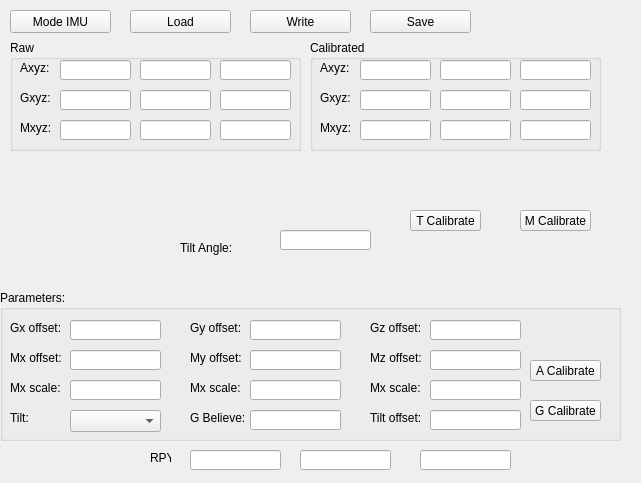
tuannv-github/PIFer, file software/GCSQt/mode_imu.ui: the form before one commit.
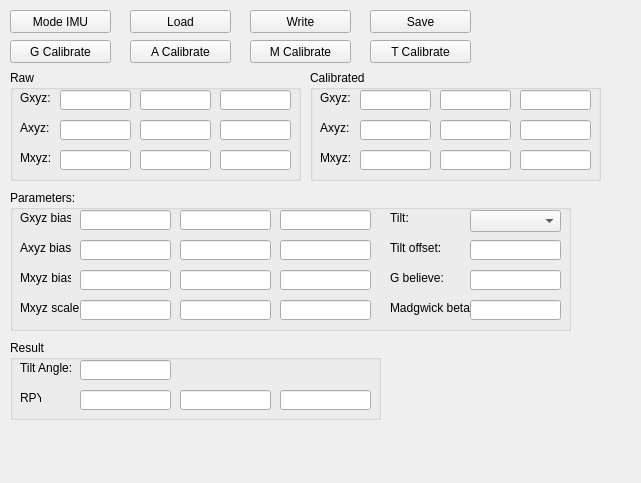
The form after the commit.

Commit message: add madgwick filter

```diff
--- a/software/GCSQt/mode_imu.ui
+++ b/software/GCSQt/mode_imu.ui
@@ -17,7 +17,7 @@
    <property name="geometry">
     <rect>
      <x>10</x>
-     <y>40</y>
+     <y>70</y>
      <width>291</width>
      <height>111</height>
     </rect>
@@ -72,7 +72,7 @@
     <property name="geometry">
      <rect>
       <x>130</x>
-      <y>20</y>
+      <y>50</y>
       <width>71</width>
       <height>20</height>
      </rect>
@@ -82,7 +82,7 @@
     <property name="geometry">
      <rect>
       <x>50</x>
-      <y>20</y>
+      <y>50</y>
       <width>71</width>
       <height>20</height>
      </rect>
@@ -92,7 +92,7 @@
     <property name="geometry">
      <rect>
       <x>210</x>
-      <y>20</y>
+      <y>50</y>
       <width>71</width>
       <height>20</height>
      </rect>
@@ -102,7 +102,7 @@
     <property name="geometry">
      <rect>
       <x>10</x>
-      <y>20</y>
+      <y>50</y>
       <width>31</width>
       <height>16</height>
      </rect>
@@ -115,7 +115,7 @@
     <property name="geometry">
      <rect>
       <x>50</x>
-      <y>50</y>
+      <y>20</y>
       <width>71</width>
       <height>20</height>
      </rect>
@@ -125,7 +125,7 @@
     <property name="geometry">
      <rect>
       <x>210</x>
-      <y>50</y>
+      <y>20</y>
       <width>71</width>
       <height>20</height>
      </rect>
@@ -135,7 +135,7 @@
     <property name="geometry">
      <rect>
       <x>10</x>
-      <y>50</y>
+      <y>20</y>
       <width>31</width>
       <height>16</height>
      </rect>
@@ -148,7 +148,7 @@
     <property name="geometry">
      <rect>
       <x>130</x>
-      <y>50</y>
+      <y>20</y>
       <width>71</width>
       <height>20</height>
      </rect>
@@ -171,10 +171,10 @@
   <widget class="QGroupBox" name="groupBox_6">
    <property name="geometry">
     <rect>
-     <x>0</x>
-     <y>290</y>
-     <width>621</width>
-     <height>151</height>
+     <x>10</x>
+     <y>190</y>
+     <width>561</width>
+     <height>141</height>
     </rect>
    </property>
    <property name="title">
@@ -183,8 +183,8 @@
    <widget class="QLineEdit" name="tb_gbelieve">
     <property name="geometry">
      <rect>
-      <x>250</x>
-      <y>120</y>
+      <x>460</x>
+      <y>80</y>
       <width>91</width>
       <height>20</height>
      </rect>
@@ -193,8 +193,8 @@
    <widget class="QLineEdit" name="tb_my_scale">
     <property name="geometry">
      <rect>
-      <x>250</x>
-      <y>90</y>
+      <x>170</x>
+      <y>110</y>
       <width>91</width>
       <height>20</height>
      </rect>
@@ -203,70 +203,57 @@
    <widget class="QLabel" name="label_27">
     <property name="geometry">
      <rect>
-      <x>190</x>
-      <y>120</y>
+      <x>380</x>
+      <y>80</y>
       <width>61</width>
       <height>16</height>
      </rect>
     </property>
     <property name="text">
-     <string>G Believe:</string>
+     <string>G believe:</string>
     </property>
    </widget>
    <widget class="QLabel" name="label_46">
     <property name="geometry">
      <rect>
       <x>10</x>
-      <y>90</y>
-      <width>51</width>
+      <y>110</y>
+      <width>61</width>
       <height>16</height>
      </rect>
     </property>
     <property name="text">
-     <string>Mx scale:</string>
+     <string>Mxyz scale:</string>
     </property>
    </widget>
    <widget class="QLabel" name="label_39">
     <property name="geometry">
      <rect>
       <x>10</x>
-      <y>60</y>
+      <y>80</y>
       <width>51</width>
       <height>16</height>
      </rect>
     </property>
     <property name="text">
-     <string>Mx offset:</string>
-    </property>
-   </widget>
-   <widget class="QLabel" name="label_45">
-    <property name="geometry">
-     <rect>
-      <x>370</x>
-      <y>90</y>
-      <width>51</width>
-      <height>16</height>
-     </rect>
-    </property>
-    <property name="text">
-     <string>Mx scale:</string>
+     <string>Mxyz bias:</string>
     </property>
    </widget>
    <widget class="QLineEdit" name="tb_mz_scale">
     <property name="geometry">
      <rect>
-      <x>430</x>
-      <y>90</y>
+      <x>270</x>
+      <y>110</y>
       <width>91</width>
       <height>20</height>
      </rect>
     </property>
    </widget>
-   <widget class="QLineEdit" name="tb_gx_offset">
+   <widget class="QLineEdit" name="tb_gx_bias">
     <property name="geometry">
      <rect>
       <x>70</x>
-      <y>30</y>
+      <y>20</y>
       <width>91</width>
       <height>20</height>
      </rect>
@@ -275,8 +262,8 @@
    <widget class="QLineEdit" name="tb_my_bias">
     <property name="geometry">
      <rect>
-      <x>250</x>
-      <y>60</y>
+      <x>170</x>
+      <y>80</y>
       <width>91</width>
       <height>20</height>
      </rect>
@@ -285,44 +272,18 @@
    <widget class="QLineEdit" name="tb_mz_bias">
     <property name="geometry">
      <rect>
-      <x>430</x>
-      <y>60</y>
+      <x>270</x>
+      <y>80</y>
       <width>91</width>
       <height>20</height>
      </rect>
     </property>
    </widget>
-   <widget class="QLabel" name="label_23">
-    <property name="geometry">
-     <rect>
-      <x>190</x>
-      <y>30</y>
-      <width>51</width>
-      <height>16</height>
-     </rect>
-    </property>
-    <property name="text">
-     <string>Gy offset:</string>
-    </property>
-   </widget>
-   <widget class="QLabel" name="label_42">
-    <property name="geometry">
-     <rect>
-      <x>370</x>
-      <y>60</y>
-      <width>51</width>
-      <height>16</height>
-     </rect>
-    </property>
-    <property name="text">
-     <string>Mz offset:</string>
-    </property>
-   </widget>
    <widget class="QLineEdit" name="tb_angle_adjust">
     <property name="geometry">
      <rect>
-      <x>430</x>
-      <y>120</y>
+      <x>460</x>
+      <y>50</y>
       <width>91</width>
       <height>20</height>
      </rect>
@@ -332,7 +293,7 @@
     <property name="geometry">
      <rect>
       <x>70</x>
-      <y>60</y>
+      <y>80</y>
       <width>91</width>
       <height>20</height>
      </rect>
@@ -342,89 +303,50 @@
     <property name="geometry">
      <rect>
       <x>10</x>
-      <y>30</y>
+      <y>20</y>
       <width>51</width>
       <height>16</height>
      </rect>
     </property>
     <property name="text">
-     <string>Gx offset:</string>
+     <string>Gxyz bias:</string>
     </property>
    </widget>
-   <widget class="QLineEdit" name="tb_gy_offset">
+   <widget class="QLineEdit" name="tb_gy_bias">
     <property name="geometry">
      <rect>
-      <x>250</x>
-      <y>30</y>
+      <x>170</x>
+      <y>20</y>
       <width>91</width>
       <height>20</height>
      </rect>
     </property>
    </widget>
-   <widget class="QLineEdit" name="tb_gz_offset">
+   <widget class="QLineEdit" name="tb_gz_bias">
     <property name="geometry">
      <rect>
-      <x>430</x>
-      <y>30</y>
+      <x>270</x>
+      <y>20</y>
       <width>91</width>
       <height>20</height>
      </rect>
     </property>
    </widget>
-   <widget class="QLabel" name="label_44">
-    <property name="geometry">
-     <rect>
-      <x>190</x>
-      <y>90</y>
-      <width>51</width>
-      <height>16</height>
-     </rect>
-    </property>
-    <property name="text">
-     <string>Mx scale:</string>
-    </property>
-   </widget>
-   <widget class="QLabel" name="label_38">
-    <property name="geometry">
-     <rect>
-      <x>190</x>
-      <y>60</y>
-      <width>51</width>
-      <height>16</height>
-     </rect>
-    </property>
-    <property name="text">
-     <string>My offset:</string>
-    </property>
-   </widget>
    <widget class="QLineEdit" name="tb_mx_scale">
     <property name="geometry">
      <rect>
       <x>70</x>
-      <y>90</y>
+      <y>110</y>
       <width>91</width>
       <height>20</height>
      </rect>
     </property>
    </widget>
-   <widget class="QLabel" name="label_24">
-    <property name="geometry">
-     <rect>
-      <x>370</x>
-      <y>30</y>
-      <width>51</width>
-      <height>16</height>
-     </rect>
-    </property>
-    <property name="text">
-     <string>Gz offset:</string>
-    </property>
-   </widget>
    <widget class="QLabel" name="label_26">
     <property name="geometry">
      <rect>
-      <x>370</x>
-      <y>120</y>
+      <x>380</x>
+      <y>50</y>
       <width>61</width>
       <height>16</height>
      </rect>
@@ -436,8 +358,8 @@
    <widget class="QComboBox" name="cb_tilt">
     <property name="geometry">
      <rect>
-      <x>70</x>
-      <y>120</y>
+      <x>460</x>
+      <y>20</y>
       <width>91</width>
       <height>22</height>
      </rect>
@@ -446,8 +368,8 @@
    <widget class="QLabel" name="label_52">
     <property name="geometry">
      <rect>
-      <x>10</x>
-      <y>120</y>
+      <x>380</x>
+      <y>20</y>
       <width>51</width>
       <height>16</height>
      </rect>
@@ -456,30 +378,70 @@
      <string>Tilt:</string>
     </property>
    </widget>
-   <widget class="QPushButton" name="btn_gyro_calib_3">
+   <widget class="QLineEdit" name="tb_ay_bias">
     <property name="geometry">
      <rect>
-      <x>530</x>
-      <y>70</y>
-      <width>71</width>
-      <height>21</height>
+      <x>170</x>
+      <y>50</y>
+      <width>91</width>
+      <height>20</height>
      </rect>
     </property>
+   </widget>
+   <widget class="QLabel" name="label_33">
+    <property name="geometry">
+     <rect>
+      <x>10</x>
+      <y>50</y>
+      <width>51</width>
+      <height>16</height>
+     </rect>
+    </property>
     <property name="text">
-     <string>A Calibrate</string>
+     <string>Axyz bias:</string>
     </property>
    </widget>
-   <widget class="QPushButton" name="btn_gyro_calib">
+   <widget class="QLineEdit" name="tb_ax_bias">
     <property name="geometry">
      <rect>
-      <x>530</x>
+      <x>70</x>
+      <y>50</y>
+      <width>91</width>
+      <height>20</height>
+     </rect>
+    </property>
+   </widget>
+   <widget class="QLineEdit" name="tb_az_bias">
+    <property name="geometry">
+     <rect>
+      <x>270</x>
+      <y>50</y>
+      <width>91</width>
+      <height>20</height>
+     </rect>
+    </property>
+   </widget>
+   <widget class="QLineEdit" name="tb_madgwick_beta">
+    <property name="geometry">
+     <rect>
+      <x>460</x>
       <y>110</y>
-      <width>71</width>
-      <height>21</height>
+      <width>91</width>
+      <height>20</height>
      </rect>
     </property>
+   </widget>
+   <widget class="QLabel" name="label_32">
+    <property name="geometry">
+     <rect>
+      <x>380</x>
+      <y>110</y>
+      <width>81</width>
+      <height>16</height>
+     </rect>
+    </property>
     <property name="text">
-     <string>G Calibrate</string>
+     <string>Madgwick beta:</string>
     </property>
    </widget>
   </widget>
@@ -526,7 +488,7 @@
    <property name="geometry">
     <rect>
      <x>310</x>
-     <y>40</y>
+     <y>70</y>
      <width>291</width>
      <height>111</height>
     </rect>
@@ -534,47 +496,17 @@
    <property name="title">
     <string>Calibrated</string>
    </property>
-   <widget class="QLineEdit" name="tb_cab_gx">
+   <widget class="QLineEdit" name="tb_cab_mz">
     <property name="geometry">
      <rect>
-      <x>50</x>
-      <y>50</y>
-      <width>71</width>
-      <height>20</height>
-     </rect>
-    </property>
-   </widget>
-   <widget class="QLineEdit" name="tb_cab_gz">
-    <property name="geometry">
-     <rect>
       <x>210</x>
-      <y>50</y>
-      <width>71</width>
-      <height>20</height>
-     </rect>
-    </property>
-   </widget>
-   <widget class="QLineEdit" name="tb_cab_gy">
-    <property name="geometry">
-     <rect>
-      <x>130</x>
-      <y>50</y>
-      <width>71</width>
-      <height>20</height>
-     </rect>
-    </property>
-   </widget>
-   <widget class="QLineEdit" name="tb_gz_offset_4">
-    <property name="geometry">
-     <rect>
-      <x>210</x>
       <y>80</y>
       <width>71</width>
       <height>20</height>
      </rect>
     </property>
    </widget>
-   <widget class="QLineEdit" name="tb_gy_offset_4">
+   <widget class="QLineEdit" name="tb_cab_my">
     <property name="geometry">
      <rect>
       <x>130</x>
@@ -584,7 +516,7 @@
      </rect>
     </property>
    </widget>
-   <widget class="QLineEdit" name="tb_mx_3">
+   <widget class="QLineEdit" name="tb_cab_mx">
     <property name="geometry">
      <rect>
       <x>50</x>
@@ -594,31 +526,31 @@
      </rect>
     </property>
    </widget>
-   <widget class="QLineEdit" name="tb_cab_gz_2">
+   <widget class="QLineEdit" name="tb_cab_az">
     <property name="geometry">
      <rect>
       <x>210</x>
-      <y>20</y>
+      <y>50</y>
       <width>71</width>
       <height>20</height>
      </rect>
     </property>
    </widget>
-   <widget class="QLineEdit" name="tb_cab_gy_2">
+   <widget class="QLineEdit" name="tb_cab_ay">
     <property name="geometry">
      <rect>
       <x>130</x>
-      <y>20</y>
+      <y>50</y>
       <width>71</width>
       <height>20</height>
      </rect>
     </property>
    </widget>
-   <widget class="QLineEdit" name="tb_cab_gx_2">
+   <widget class="QLineEdit" name="tb_cab_ax">
     <property name="geometry">
      <rect>
       <x>50</x>
-      <y>20</y>
+      <y>50</y>
       <width>71</width>
       <height>20</height>
      </rect>
@@ -628,26 +560,13 @@
     <property name="geometry">
      <rect>
       <x>10</x>
-      <y>20</y>
-      <width>31</width>
-      <height>16</height>
-     </rect>
-    </property>
-    <property name="text">
-     <string>Axyz:</string>
-    </property>
-   </widget>
-   <widget class="QLabel" name="label_14">
-    <property name="geometry">
-     <rect>
-      <x>10</x>
       <y>50</y>
       <width>31</width>
       <height>16</height>
      </rect>
     </property>
     <property name="text">
-     <string>Gxyz:</string>
+     <string>Axyz:</string>
     </property>
    </widget>
    <widget class="QLabel" name="label_29">
@@ -663,14 +582,57 @@
      <string>Mxyz:</string>
     </property>
    </widget>
+   <widget class="QLineEdit" name="tb_cab_gz">
+    <property name="geometry">
+     <rect>
+      <x>210</x>
+      <y>20</y>
+      <width>71</width>
+      <height>20</height>
+     </rect>
+    </property>
+   </widget>
+   <widget class="QLineEdit" name="tb_cab_gx">
+    <property name="geometry">
+     <rect>
+      <x>50</x>
+      <y>20</y>
+      <width>71</width>
+      <height>20</height>
+     </rect>
+    </property>
+   </widget>
+   <widget class="QLabel" name="label_14">
+    <property name="geometry">
+     <rect>
+      <x>10</x>
+      <y>20</y>
+      <width>31</width>
+      <height>16</height>
+     </rect>
+    </property>
+    <property name="text">
+     <string>Gxyz:</string>
+    </property>
+   </widget>
+   <widget class="QLineEdit" name="tb_cab_gy">
+    <property name="geometry">
+     <rect>
+      <x>130</x>
+      <y>20</y>
+      <width>71</width>
+      <height>20</height>
+     </rect>
+    </property>
+   </widget>
   </widget>
   <widget class="QPushButton" name="btn_tilt_calib">
    <property name="geometry">
     <rect>
-     <x>410</x>
-     <y>210</y>
-     <width>71</width>
-     <height>21</height>
+     <x>370</x>
+     <y>40</y>
+     <width>101</width>
+     <height>23</height>
     </rect>
    </property>
    <property name="text">
@@ -680,81 +642,120 @@
   <widget class="QPushButton" name="btn_gyro_calib_2">
    <property name="geometry">
     <rect>
-     <x>520</x>
-     <y>210</y>
-     <width>71</width>
-     <height>21</height>
+     <x>250</x>
+     <y>40</y>
+     <width>101</width>
+     <height>23</height>
     </rect>
    </property>
    <property name="text">
     <string>M Calibrate</string>
    </property>
   </widget>
-  <widget class="QLabel" name="label_31">
+  <widget class="QPushButton" name="btn_gyro_calib_3">
    <property name="geometry">
     <rect>
-     <x>150</x>
-     <y>450</y>
-     <width>21</width>
-     <height>16</height>
+     <x>130</x>
+     <y>40</y>
+     <width>101</width>
+     <height>23</height>
     </rect>
    </property>
    <property name="text">
-    <string>RPY:</string>
+    <string>A Calibrate</string>
    </property>
   </widget>
-  <widget class="QLineEdit" name="tb_roll">
+  <widget class="QPushButton" name="btn_gyro_calib">
    <property name="geometry">
     <rect>
-     <x>190</x>
-     <y>450</y>
-     <width>91</width>
-     <height>20</height>
+     <x>10</x>
+     <y>40</y>
+     <width>101</width>
+     <height>23</height>
     </rect>
    </property>
-  </widget>
-  <widget class="QLineEdit" name="tb_pitch">
-   <property name="geometry">
-    <rect>
-     <x>300</x>
-     <y>450</y>
-     <width>91</width>
-     <height>20</height>
-    </rect>
+   <property name="text">
+    <string>G Calibrate</string>
    </property>
   </widget>
-  <widget class="QLineEdit" name="tb_yaw">
+  <widget class="QGroupBox" name="groupBox_2">
    <property name="geometry">
     <rect>
-     <x>420</x>
-     <y>450</y>
-     <width>91</width>
-     <height>20</height>
+     <x>10</x>
+     <y>340</y>
+     <width>371</width>
+     <height>80</height>
     </rect>
    </property>
-  </widget>
-  <widget class="QLineEdit" name="txtb_tilt_0">
-   <property name="geometry">
-    <rect>
-     <x>280</x>
-     <y>230</y>
-     <width>91</width>
-     <height>20</height>
-    </rect>
+   <property name="title">
+    <string>Result</string>
    </property>
-  </widget>
-  <widget class="QLabel" name="label_25">
-   <property name="geometry">
-    <rect>
-     <x>180</x>
-     <y>240</y>
-     <width>51</width>
-     <height>16</height>
-    </rect>
-   </property>
-   <property name="text">
-    <string>Tilt Angle:</string>
-   </property>
+   <widget class="QLabel" name="label_25">
+    <property name="geometry">
+     <rect>
+      <x>10</x>
+      <y>20</y>
+      <width>51</width>
+      <height>16</height>
+     </rect>
+    </property>
+    <property name="text">
+     <string>Tilt Angle:</string>
+    </property>
+   </widget>
+   <widget class="QLineEdit" name="txtb_tilt_0">
+    <property name="geometry">
+     <rect>
+      <x>70</x>
+      <y>20</y>
+      <width>91</width>
+      <height>20</height>
+     </rect>
+    </property>
+   </widget>
+   <widget class="QLineEdit" name="tb_yaw">
+    <property name="geometry">
+     <rect>
+      <x>270</x>
+      <y>50</y>
+      <width>91</width>
+      <height>20</height>
+     </rect>
+    </property>
+   </widget>
+   <widget class="QLineEdit" name="tb_pitch">
+    <property name="geometry">
+     <rect>
+      <x>170</x>
+      <y>50</y>
+      <width>91</width>
+      <height>20</height>
+     </rect>
+    </property>
+   </widget>
+   <widget class="QLineEdit" name="tb_roll">
+    <property name="geometry">
+     <rect>
+      <x>70</x>
+      <y>50</y>
+      <width>91</width>
+      <height>20</height>
+     </rect>
+    </property>
+   </widget>
+   <widget class="QLabel" name="label_31">
+    <property name="geometry">
+     <rect>
+      <x>10</x>
+      <y>50</y>
+      <width>21</width>
+      <height>16</height>
+     </rect>
+    </property>
+    <property name="text">
+     <string>RPY:</string>
+    </property>
+   </widget>
   </widget>
  </widget>
  <resources/>
```
The commit also changes 25 other files.
